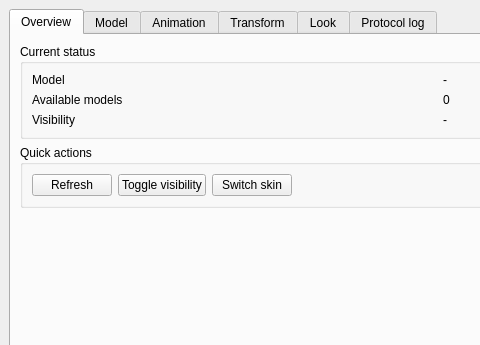
The window that control/MainWindow.ui (ad2248/DeskWaifu) describes before a commit, drawn with Qt 5; both pictures show x 0 to 480 and y 0 to 345 of the 880 by 700 pixel window.
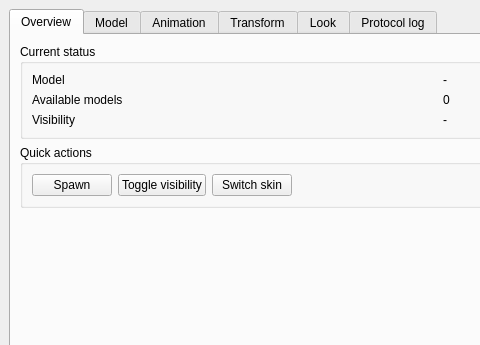
The same window after the commit.

Commit message: feat: 使用 Spawn 按钮独立启动桌宠进程

```diff
--- a/control/MainWindow.ui
+++ b/control/MainWindow.ui
@@ -91,7 +91,7 @@
            <item>
             <widget class="QPushButton" name="refreshButton">
              <property name="text">
-              <string>Refresh</string>
+              <string>Spawn</string>
              </property>
             </widget>
            </item>
```
Left out of the diff: 2 changed lines with no effect on the pictures. The commit also changes 10 other files.
